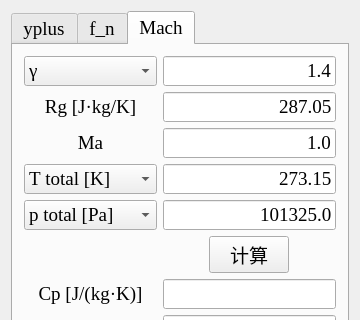
Qt form src/mainwindow.ui (huarkiou/HKUtools) before a commit; both pictures show x 0 to 360 and y 0 to 320 of the 360 by 480 pixel window.
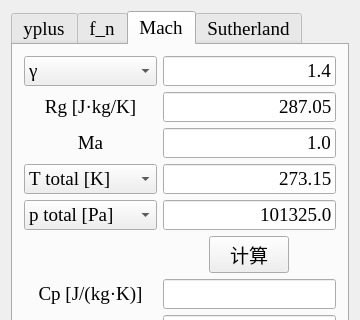
The same form after that commit. The open tabs and pages were chosen to show the change. Icons and pictures are not drawn.

Commit message: 添加Sutherland页

The edit to the form file:
```diff
--- a/src/mainwindow.ui
+++ b/src/mainwindow.ui
@@ -43,8 +43,8 @@
      <verstretch>0</verstretch>
     </sizepolicy>
    </property>
-   <layout class="QGridLayout" name="gridLayout_mainwindow">
-    <item row="0" column="0">
+   <layout class="QVBoxLayout" name="verticalLayout">
+    <item>
      <widget class="QTabWidget" name="tabWidget">
       <property name="font">
        <font>
@@ -724,6 +724,11 @@
         </item>
        </layout>
       </widget>
+      <widget class="QWidget" name="tabWidgetPage_04">
+       <attribute name="title">
+        <string>Sutherland</string>
+       </attribute>
+      </widget>
      </widget>
     </item>
    </layout>
```
Left out of the diff: 2 changed lines with no effect on the pictures.
